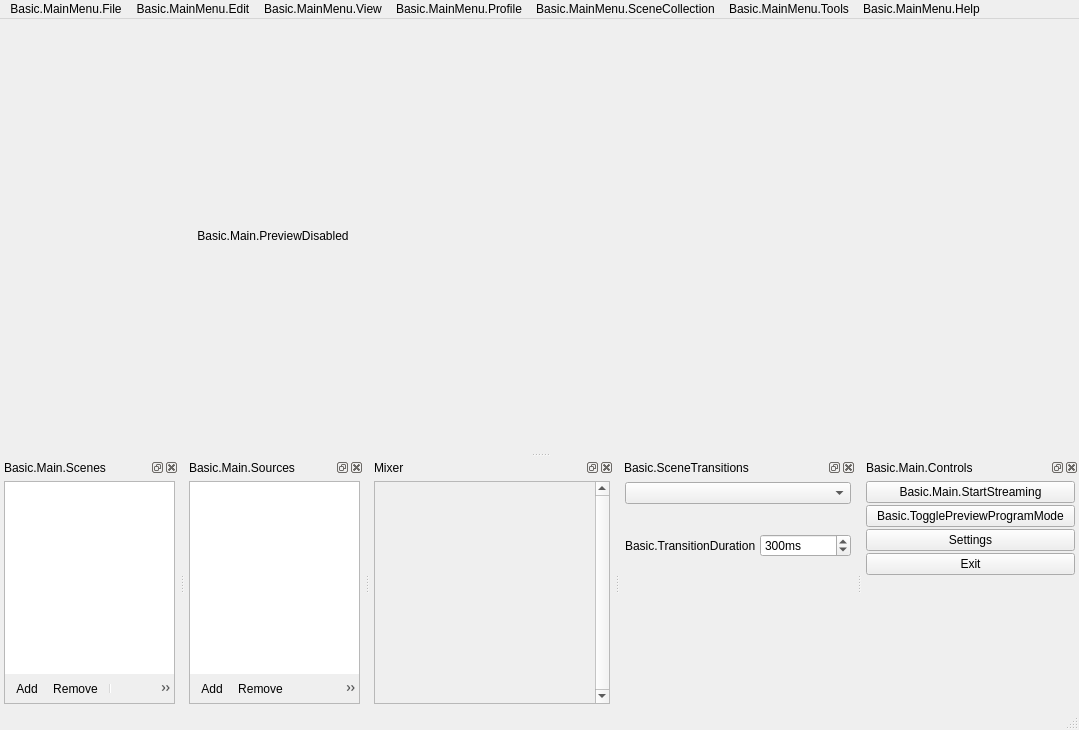
Qt form vendor_skins/Evercast/UI/forms/OBSBasic.ui (CoSMoSoftware/OBS-studio-webrtc) before a commit.
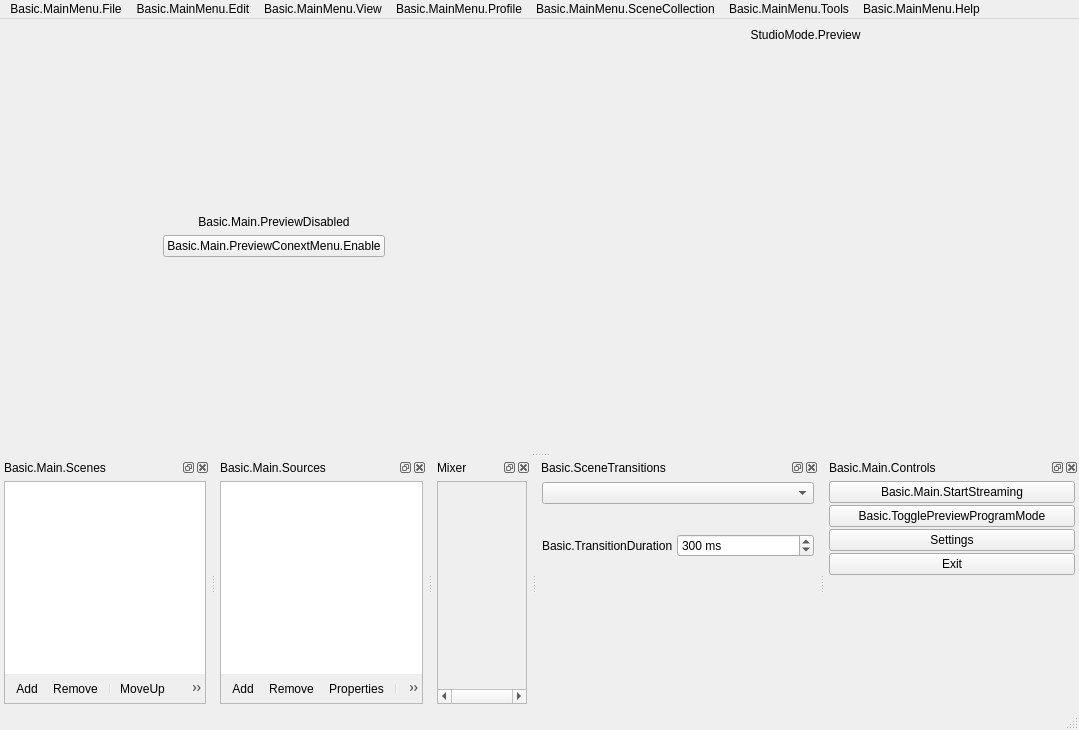
The same form after that commit. The open tabs and pages were chosen to show the change. Icons and pictures are not drawn. Custom widgets are drawn as their Qt base class.

Commit message: #165 Remove button Recording

Patch:
```diff
--- a/vendor_skins/Evercast/UI/forms/OBSBasic.ui
+++ b/vendor_skins/Evercast/UI/forms/OBSBasic.ui
@@ -41,15 +41,39 @@
     <item>
      <layout class="QHBoxLayout" name="horizontalLayout_2">
       <item>
-       <widget class="QLabel" name="previewDisabledLabel">
+       <layout class="QHBoxLayout" name="previewLayout">
+        <property name="spacing">
+         <number>2</number>
+        </property>
+        <item>
+         <widget class="QWidget" name="previewDisabledWidget" native="true">
         <property name="sizePolicy">
          <sizepolicy hsizetype="Expanding" vsizetype="Expanding">
           <horstretch>0</horstretch>
           <verstretch>0</verstretch>
          </sizepolicy>
         </property>
-        <property name="contextMenuPolicy">
-         <enum>Qt::CustomContextMenu</enum>
+          <layout class="QVBoxLayout" name="verticalLayout_7">
+           <item>
+            <spacer name="verticalSpacer_2">
+             <property name="orientation">
+              <enum>Qt::Vertical</enum>
+             </property>
+             <property name="sizeHint" stdset="0">
+              <size>
+               <width>20</width>
+               <height>40</height>
+              </size>
+             </property>
+            </spacer>
+           </item>
+           <item>
+            <widget class="QLabel" name="label">
+             <property name="sizePolicy">
+              <sizepolicy hsizetype="Preferred" vsizetype="Preferred">
+               <horstretch>0</horstretch>
+               <verstretch>0</verstretch>
+              </sizepolicy>
         </property>
         <property name="text">
          <string>Basic.Main.PreviewDisabled</string>
@@ -60,15 +84,73 @@
        </widget>
       </item>
       <item>
-       <layout class="QHBoxLayout" name="previewLayout">
-        <property name="spacing">
-         <number>2</number>
-        </property>
+            <layout class="QHBoxLayout" name="horizontalLayout">
+             <item>
+              <spacer name="horizontalSpacer_2">
+               <property name="orientation">
+                <enum>Qt::Horizontal</enum>
+               </property>
+               <property name="sizeHint" stdset="0">
+                <size>
+                 <width>40</width>
+                 <height>20</height>
+                </size>
+               </property>
+              </spacer>
+             </item>
+             <item>
+              <widget class="QPushButton" name="enablePreviewButton">
+               <property name="text">
+                <string>Basic.Main.PreviewConextMenu.Enable</string>
+               </property>
+              </widget>
+             </item>
+             <item>
+              <spacer name="horizontalSpacer_3">
+               <property name="orientation">
+                <enum>Qt::Horizontal</enum>
+               </property>
+               <property name="sizeHint" stdset="0">
+                <size>
+                 <width>40</width>
+                 <height>20</height>
+                </size>
+               </property>
+              </spacer>
+             </item>
+            </layout>
+           </item>
+           <item>
+            <spacer name="verticalSpacer_3">
+             <property name="orientation">
+              <enum>Qt::Vertical</enum>
+             </property>
+             <property name="sizeHint" stdset="0">
+              <size>
+               <width>20</width>
+               <height>40</height>
+              </size>
+             </property>
+            </spacer>
+           </item>
+          </layout>
+         </widget>
+        </item>
         <item>
          <layout class="QVBoxLayout" name="previewTextLayout">
           <property name="spacing">
-           <number>4</number>
+           <number>0</number>
           </property>
+          <item>
+           <widget class="QLabel" name="previewLabel">
+            <property name="text">
+             <string>StudioMode.Preview</string>
+            </property>
+            <property name="alignment">
+             <set>Qt::AlignBottom|Qt::AlignHCenter</set>
+            </property>
+           </widget>
+          </item>
           <item>
            <widget class="OBSBasicPreview" name="preview" native="true">
             <property name="sizePolicy">
@@ -508,7 +590,7 @@
          <number>0</number>
         </property>
         <item>
-         <widget class="SourceListWidget" name="sources">
+         <widget class="SourceTree" name="sources">
           <property name="sizePolicy">
            <sizepolicy hsizetype="Preferred" vsizetype="Expanding">
             <horstretch>0</horstretch>
@@ -605,13 +687,8 @@
       <number>4</number>
      </property>
      <item>
-      <widget class="VScrollArea" name="mixerScrollArea">
-       <property name="minimumSize">
-        <size>
-         <width>220</width>
-         <height>0</height>
-        </size>
-       </property>
+      <widget class="QStackedWidget" name="stackedMixerArea">
+       <widget class="VScrollArea" name="hMixerScrollArea">
        <property name="contextMenuPolicy">
         <enum>Qt::CustomContextMenu</enum>
        </property>
@@ -662,6 +739,60 @@
           <number>0</number>
          </property>
         </layout>
+        </widget>
+       </widget>
+       <widget class="HScrollArea" name="vMixerScrollArea">
+        <property name="contextMenuPolicy">
+         <enum>Qt::CustomContextMenu</enum>
+        </property>
+        <property name="frameShape">
+         <enum>QFrame::StyledPanel</enum>
+        </property>
+        <property name="frameShadow">
+         <enum>QFrame::Sunken</enum>
+        </property>
+        <property name="verticalScrollBarPolicy">
+         <enum>Qt::ScrollBarAlwaysOff</enum>
+        </property>
+        <property name="horizontalScrollBarPolicy">
+         <enum>Qt::ScrollBarAlwaysOn</enum>
+        </property>
+        <property name="widgetResizable">
+         <bool>true</bool>
+        </property>
+        <widget class="QWidget" name="vVolumeWidgets">
+         <property name="geometry">
+          <rect>
+           <x>0</x>
+           <y>0</y>
+           <width>16</width>
+           <height>28</height>
+          </rect>
+         </property>
+         <property name="sizePolicy">
+          <sizepolicy hsizetype="Maximum" vsizetype="Preferred">
+           <horstretch>0</horstretch>
+           <verstretch>0</verstretch>
+          </sizepolicy>
+         </property>
+         <layout class="QHBoxLayout" name="vVolControlLayout">
+          <property name="spacing">
+           <number>0</number>
+          </property>
+          <property name="leftMargin">
+           <number>0</number>
+          </property>
+          <property name="topMargin">
+           <number>0</number>
+          </property>
+          <property name="rightMargin">
+           <number>0</number>
+          </property>
+          <property name="bottomMargin">
+           <number>0</number>
+          </property>
+         </layout>
+        </widget>
        </widget>
       </widget>
      </item>
@@ -878,7 +1009,7 @@
              <string>Basic.TransitionDuration</string>
             </property>
             <property name="suffix">
-             <string>ms</string>
+             <string> ms</string>
             </property>
             <property name="minimum">
              <number>2</number>
@@ -956,6 +1087,9 @@
        <property name="text">
         <string>Basic.Main.StartStreaming</string>
        </property>
+       <property name="checkable">
+        <bool>true</bool>
+       </property>
       </widget>
      </item>
      <item>
@@ -963,6 +1097,9 @@
        <property name="text">
         <string>Basic.TogglePreviewProgramMode</string>
        </property>
+       <property name="checkable">
+        <bool>true</bool>
+       </property>
       </widget>
      </item>
      <item>
@@ -1558,6 +1695,12 @@
    <extends>QStatusBar</extends>
    <header>window-basic-status-bar.hpp</header>
   </customwidget>
+  <customwidget>
+   <class>HScrollArea</class>
+   <extends>QScrollArea</extends>
+   <header>horizontal-scroll-area.hpp</header>
+   <container>1</container>
+  </customwidget>
   <customwidget>
    <class>VScrollArea</class>
    <extends>QScrollArea</extends>
@@ -1565,9 +1708,15 @@
    <container>1</container>
   </customwidget>
   <customwidget>
-   <class>SourceListWidget</class>
-   <extends>QListWidget</extends>
-   <header>source-list-widget.hpp</header>
+   <class>SourceTree</class>
+   <extends>QListView</extends>
+   <header>source-tree.hpp</header>
+  </customwidget>
+  <customwidget>
+   <class>OBSDock</class>
+   <extends>QDockWidget</extends>
+   <header>window-dock.hpp</header>
+   <container>1</container>
   </customwidget>
  </customwidgets>
  <resources>
```
Left out of the diff: 111 changed lines with no effect on the pictures. Lines whose indentation alone changed are shown as unchanged. The commit also changes 4 other files.
